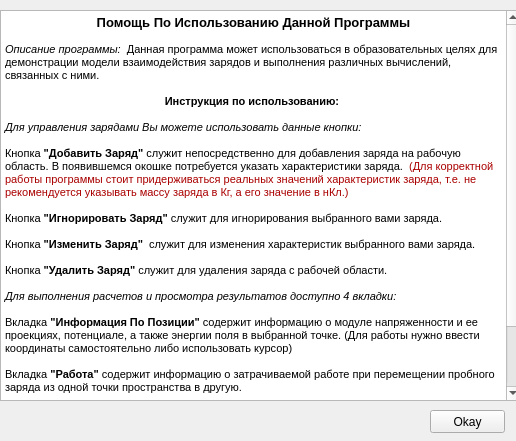
First picture: the form in Interface/help.ui, repository TimeToStop/ElectroStaticFieldSimulator, before the edit.
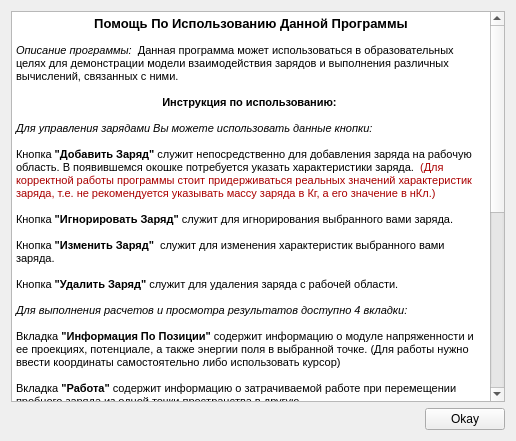
Second picture: the form after the edit.

Commit message: work with tabs has done

```diff
--- a/Interface/help.ui
+++ b/Interface/help.ui
@@ -13,30 +13,13 @@
   <property name="windowTitle">
    <string>Form</string>
   </property>
-  <widget class="QPushButton" name="pushButton">
-   <property name="geometry">
-    <rect>
-     <x>430</x>
-     <y>410</y>
-     <width>75</width>
-     <height>23</height>
-    </rect>
-   </property>
-   <property name="text">
-    <string>Okay</string>
-   </property>
-  </widget>
-  <widget class="QTextBrowser" name="textBrowser">
-   <property name="geometry">
-    <rect>
-     <x>0</x>
-     <y>10</y>
-     <width>521</width>
-     <height>391</height>
-    </rect>
-   </property>
-   <property name="html">
-    <string>&lt;!DOCTYPE HTML PUBLIC &quot;-//W3C//DTD HTML 4.0//EN&quot; &quot;http://www.w3.org/TR/REC-html40/strict.dtd&quot;&gt;
+  <layout class="QHBoxLayout" name="horizontalLayout_2">
+   <item>
+    <layout class="QVBoxLayout" name="verticalLayout">
+     <item>
+      <widget class="QTextBrowser" name="textBrowser">
+       <property name="html">
+        <string>&lt;!DOCTYPE HTML PUBLIC &quot;-//W3C//DTD HTML 4.0//EN&quot; &quot;http://www.w3.org/TR/REC-html40/strict.dtd&quot;&gt;
 &lt;html&gt;&lt;head&gt;&lt;meta name=&quot;qrichtext&quot; content=&quot;1&quot; /&gt;&lt;style type=&quot;text/css&quot;&gt;
 p, li { white-space: pre-wrap; }
 &lt;/style&gt;&lt;/head&gt;&lt;body style=&quot; font-family:'MS Shell Dlg 2'; font-size:8.25pt; font-weight:400; font-style:normal;&quot;&gt;
@@ -62,13 +45,61 @@
 &lt;p style=&quot;-qt-paragraph-type:empty; margin-top:0px; margin-bottom:0px; margin-left:0px; margin-right:0px; -qt-block-indent:0; text-indent:0px;&quot;&gt;&lt;br /&gt;&lt;/p&gt;
 &lt;p style=&quot; margin-top:0px; margin-bottom:0px; margin-left:0px; margin-right:0px; -qt-block-indent:0; text-indent:0px;&quot;&gt;Вкладка &lt;span style=&quot; font-weight:600;&quot;&gt;&amp;quot;Работа&amp;quot;&lt;/span&gt; содержит информацию о затрачиваемой работе при перемещении пробного заряда из одной точки пространства в другую. &lt;/p&gt;
 &lt;p style=&quot;-qt-paragraph-type:empty; margin-top:0px; margin-bottom:0px; margin-left:0px; margin-right:0px; -qt-block-indent:0; text-indent:0px;&quot;&gt;&lt;br /&gt;&lt;/p&gt;
+&lt;p style=&quot; margin-top:0px; margin-bottom:0px; margin-left:0px; margin-right:0px; -qt-block-indent:0; text-indent:0px;&quot;&gt;Вкладка &lt;span style=&quot; font-weight:600;&quot;&gt;&amp;quot;Информация О Заряде&amp;quot;&lt;/span&gt; содержит полную информацию о выбранном заряде.&lt;/p&gt;
+&lt;p style=&quot;-qt-paragraph-type:empty; margin-top:0px; margin-bottom:0px; margin-left:0px; margin-right:0px; -qt-block-indent:0; text-indent:0px; font-style:italic;&quot;&gt;&lt;br /&gt;&lt;/p&gt;
+&lt;p style=&quot; margin-top:0px; margin-bottom:0px; margin-left:0px; margin-right:0px; -qt-block-indent:0; text-indent:0px;&quot;&gt;Вкладка &amp;quot;&lt;span style=&quot; font-weight:600;&quot;&gt;Информация О Системе&lt;/span&gt;&amp;quot; содержит полную информацию о системе зарядов.&lt;/p&gt;
 &lt;p style=&quot;-qt-paragraph-type:empty; margin-top:0px; margin-bottom:0px; margin-left:0px; margin-right:0px; -qt-block-indent:0; text-indent:0px;&quot;&gt;&lt;br /&gt;&lt;/p&gt;
+&lt;p style=&quot; margin-top:0px; margin-bottom:0px; margin-left:0px; margin-right:0px; -qt-block-indent:0; text-indent:0px;&quot;&gt;&lt;span style=&quot; font-style:italic;&quot;&gt;Ниже имеются 4 кнопки для управления симуляцией движения зарядов:&lt;/span&gt;&lt;/p&gt;
 &lt;p style=&quot;-qt-paragraph-type:empty; margin-top:0px; margin-bottom:0px; margin-left:0px; margin-right:0px; -qt-block-indent:0; text-indent:0px; font-style:italic;&quot;&gt;&lt;br /&gt;&lt;/p&gt;
+&lt;p style=&quot; margin-top:0px; margin-bottom:0px; margin-left:0px; margin-right:0px; -qt-block-indent:0; text-indent:0px;&quot;&gt;Кнопка &lt;span style=&quot; font-weight:600;&quot;&gt;&amp;quot;Запустить&amp;quot;&lt;/span&gt; служит для запуска симуляции.  &lt;/p&gt;
+&lt;p style=&quot;-qt-paragraph-type:empty; margin-top:0px; margin-bottom:0px; margin-left:0px; margin-right:0px; -qt-block-indent:0; text-indent:0px;&quot;&gt;&lt;br /&gt;&lt;/p&gt;
+&lt;p style=&quot; margin-top:0px; margin-bottom:0px; margin-left:0px; margin-right:0px; -qt-block-indent:0; text-indent:0px;&quot;&gt;Кнопка &lt;span style=&quot; font-weight:600;&quot;&gt;&amp;quot;Пауза&amp;quot;&lt;/span&gt; служит для остановки симуляции.&lt;/p&gt;
+&lt;p style=&quot;-qt-paragraph-type:empty; margin-top:0px; margin-bottom:0px; margin-left:0px; margin-right:0px; -qt-block-indent:0; text-indent:0px;&quot;&gt;&lt;br /&gt;&lt;/p&gt;
+&lt;p style=&quot; margin-top:0px; margin-bottom:0px; margin-left:0px; margin-right:0px; -qt-block-indent:0; text-indent:0px;&quot;&gt;Кнопка &lt;span style=&quot; font-weight:600;&quot;&gt;&amp;quot;Скорость x2&amp;quot; &lt;/span&gt;служит для ускорения симуляции в 2 раза. &lt;/p&gt;
+&lt;p style=&quot;-qt-paragraph-type:empty; margin-top:0px; margin-bottom:0px; margin-left:0px; margin-right:0px; -qt-block-indent:0; text-indent:0px;&quot;&gt;&lt;br /&gt;&lt;/p&gt;
+&lt;p style=&quot; margin-top:0px; margin-bottom:0px; margin-left:0px; margin-right:0px; -qt-block-indent:0; text-indent:0px;&quot;&gt;Кнопка &lt;span style=&quot; font-weight:600;&quot;&gt;&amp;quot;Edit&amp;quot; &lt;/span&gt;еще не реализована :(&lt;/p&gt;
+&lt;p style=&quot;-qt-paragraph-type:empty; margin-top:0px; margin-bottom:0px; margin-left:0px; margin-right:0px; -qt-block-indent:0; text-indent:0px;&quot;&gt;&lt;br /&gt;&lt;/p&gt;
+&lt;p style=&quot; margin-top:0px; margin-bottom:0px; margin-left:0px; margin-right:0px; -qt-block-indent:0; text-indent:0px;&quot;&gt;&lt;span style=&quot; font-style:italic;&quot;&gt;Блок &amp;quot;Дополнительно&amp;quot; содержит настройки отображения симуляции движения зарядов.&lt;/span&gt;&lt;/p&gt;
 &lt;p style=&quot;-qt-paragraph-type:empty; margin-top:0px; margin-bottom:0px; margin-left:0px; margin-right:0px; -qt-block-indent:0; text-indent:0px; font-style:italic;&quot;&gt;&lt;br /&gt;&lt;/p&gt;
+&lt;p style=&quot; margin-top:0px; margin-bottom:0px; margin-left:0px; margin-right:0px; -qt-block-indent:0; text-indent:0px;&quot;&gt;Маркер &lt;span style=&quot; font-weight:600;&quot;&gt;&amp;quot;Показать сетку&amp;quot;&lt;/span&gt; служит для отображения координатной сетки.&lt;/p&gt;
 &lt;p style=&quot;-qt-paragraph-type:empty; margin-top:0px; margin-bottom:0px; margin-left:0px; margin-right:0px; -qt-block-indent:0; text-indent:0px;&quot;&gt;&lt;br /&gt;&lt;/p&gt;
+&lt;p style=&quot; margin-top:0px; margin-bottom:0px; margin-left:0px; margin-right:0px; -qt-block-indent:0; text-indent:0px;&quot;&gt;Маркер &lt;span style=&quot; font-weight:600;&quot;&gt;&amp;quot;Показать электростатическое поле&amp;quot;&lt;/span&gt; служит для вывода состояния электростатического поля в данный момент времени.&lt;/p&gt;
+&lt;p style=&quot;-qt-paragraph-type:empty; margin-top:0px; margin-bottom:0px; margin-left:0px; margin-right:0px; -qt-block-indent:0; text-indent:0px;&quot;&gt;&lt;br /&gt;&lt;/p&gt;
+&lt;p style=&quot; margin-top:0px; margin-bottom:0px; margin-left:0px; margin-right:0px; -qt-block-indent:0; text-indent:0px;&quot;&gt;Ползунок &lt;span style=&quot; font-weight:600;&quot;&gt;&amp;quot;Масштаб&amp;quot;&lt;/span&gt; служит для приближения/отдаления вида обозреваемой области.&lt;/p&gt;
+&lt;p style=&quot; margin-top:0px; margin-bottom:0px; margin-left:0px; margin-right:0px; -qt-block-indent:0; text-indent:0px;&quot;&gt;( Не реализован :(  )&lt;/p&gt;
+&lt;p style=&quot;-qt-paragraph-type:empty; margin-top:0px; margin-bottom:0px; margin-left:0px; margin-right:0px; -qt-block-indent:0; text-indent:0px;&quot;&gt;&lt;br /&gt;&lt;/p&gt;
+&lt;p style=&quot; margin-top:0px; margin-bottom:0px; margin-left:0px; margin-right:0px; -qt-block-indent:0; text-indent:0px;&quot;&gt;(Выбор камеры и сцены тоже не реализован корректно :( )&lt;/p&gt;
 &lt;p style=&quot;-qt-paragraph-type:empty; margin-top:0px; margin-bottom:0px; margin-left:0px; margin-right:0px; -qt-block-indent:0; text-indent:0px; font-style:italic;&quot;&gt;&lt;br /&gt;&lt;/p&gt;&lt;/body&gt;&lt;/html&gt;</string>
-   </property>
-  </widget>
+       </property>
+      </widget>
+     </item>
+     <item>
+      <layout class="QHBoxLayout" name="horizontalLayout">
+       <item>
+        <spacer name="horizontalSpacer">
+         <property name="orientation">
+          <enum>Qt::Horizontal</enum>
+         </property>
+         <property name="sizeHint" stdset="0">
+          <size>
+           <width>40</width>
+           <height>20</height>
+          </size>
+         </property>
+        </spacer>
+       </item>
+       <item>
+        <widget class="QPushButton" name="pushButton">
+         <property name="text">
+          <string>Okay</string>
+         </property>
+        </widget>
+       </item>
+      </layout>
+     </item>
+    </layout>
+   </item>
+  </layout>
  </widget>
  <resources/>
  <connections/>
```
The commit also changes 5 other files.
